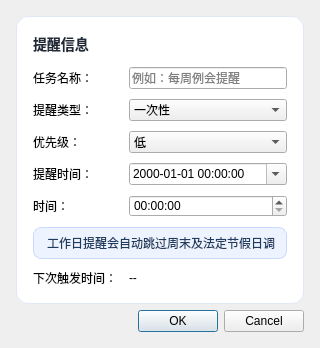
Before: the Qt Designer form src/ui/widgets/reminderedit.ui in SwartzMss/EasyNotify, drawn with Qt 5.
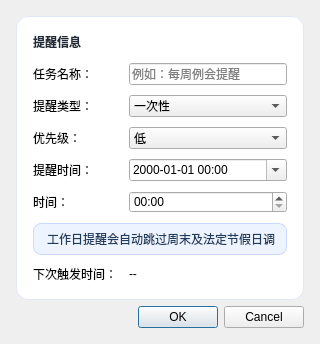
After: the same form once the commit is applied.

```diff
--- a/src/ui/widgets/reminderedit.ui
+++ b/src/ui/widgets/reminderedit.ui
@@ -59,7 +59,7 @@
          <string>提醒信息</string>
         </property>
         <property name="styleSheet">
-         <string notr="true">font-size:14px;font-weight:600;color:#1f2937;</string>
+         <string notr="true">font-size:12px;font-weight:600;color:#1f2937;</string>
         </property>
        </widget>
       </item>
@@ -150,7 +150,7 @@
         <item row="3" column="1">
          <widget class="QDateTimeEdit" name="dateTimeEdit">
           <property name="displayFormat">
-           <string>yyyy-MM-dd HH:mm:ss</string>
+           <string>yyyy-MM-dd HH:mm</string>
           </property>
           <property name="calendarPopup">
            <bool>true</bool>
@@ -167,7 +167,7 @@
         <item row="4" column="1">
          <widget class="QTimeEdit" name="timeEdit">
           <property name="displayFormat">
-           <string>HH:mm:ss</string>
+           <string>HH:mm</string>
           </property>
          </widget>
         </item>
```
Left out of the diff: 3 changed lines with no effect on the pictures.
